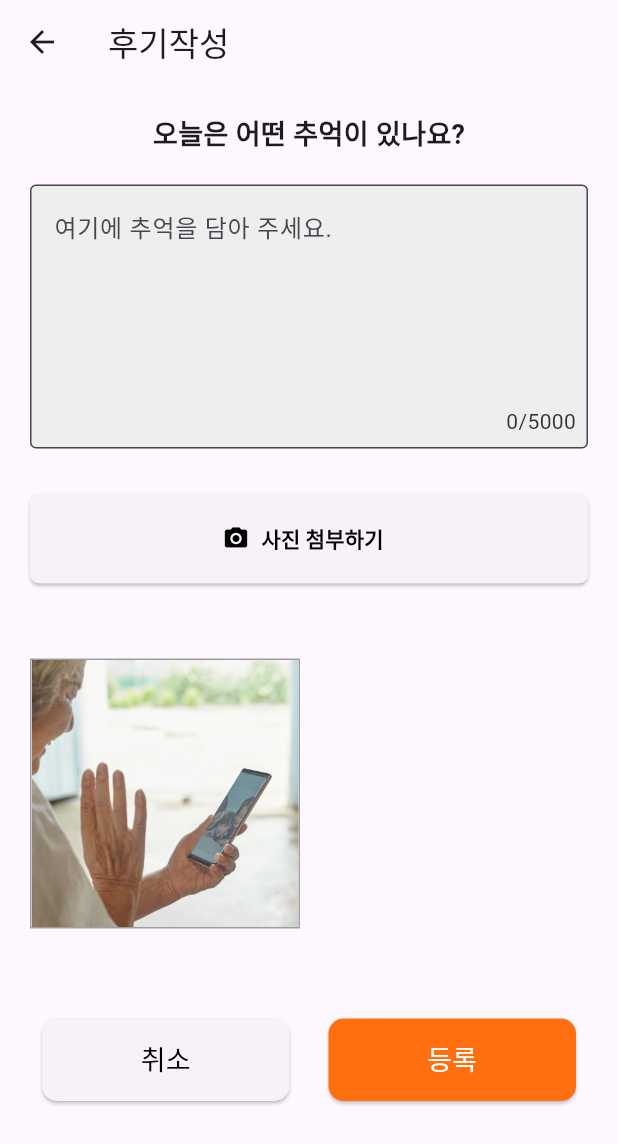
After one commit to baejeonghyun23/Cubeproject-Schedule, a Flutter app: the screen it shows after launch, after a tap on the "edit" icon, on a phone screen of 412 x 824 dp. The commit adds this screen. Shown: the top 1144 px of the screen. Run offline on Flutter 3.47's test engine with Material 3 defaults, Android fonts, the phone set to English and light mode, and no system bars; our stand-ins replace awesome_bottom_bar, flutter_slidable, table_calendar; missing offline and left inert: material_text_fields, searchbar_animation.

Commit message:
[View] + memory

```diff
--- a/lib/home.dart
+++ b/lib/home.dart
@@ -1,5 +1,7 @@
 import 'package:flutter/cupertino.dart';
 import 'package:flutter/material.dart';
+
+import 'memory.dart';
 
 
 class HomeBanner extends StatefulWidget {
@@ -37,15 +39,15 @@ class _HomeBannerState extends State<HomeBanner> {
                   ),
                 ),
                 Positioned(
-                  right: 20, // 우측 정렬
-                  top: 20, // 하단 정렬
+                  right: 24, // 우측 정렬
+                  top: 10, // 하단 정렬
                   child: Padding(
                     padding: const EdgeInsets.all(10.0), // 텍스트의 패딩 설정
                     child: Text(
                       "부모님과의 대화를\n잊지는 않으셨나요?", // 원하는 텍스트 입력
                       style: TextStyle(
                         color: Colors.white, // 텍스트 색상을 하얀색으로 설정
-                        fontSize: 20, // 텍스트 크기 설정
+                        fontSize: 16, // 텍스트 크기 설정
                         fontWeight: FontWeight.bold, // 텍스트 굵기 설정
                       ),
                     ),
@@ -232,7 +234,7 @@ class _HomeBannerState extends State<HomeBanner> {
             padding: const EdgeInsets.only(left: 20.0, top: 10.0, right: 20),
             child: Row(
                 children: <Widget>[
-                Expanded( // 텍스트가 차지할 수 있는 모든 공간을 사용하도록 함
+                  Expanded(
                     child: Text(
                       '통화 메모를 기록해보세요 😍',
                       style: TextStyle(
@@ -241,11 +243,22 @@ class _HomeBannerState extends State<HomeBanner> {
                       ),
                     ),
                   ),
-                Icon(
+                  IconButton(
+                    icon: Icon(
                       Icons.edit, // 원하는 아이콘을 사용하세요
                       color: Colors.black, // 아이콘 색상 설정
                     ),
-              ],
+                    onPressed: () {
+                      // 여기에 버튼을 눌렀을 때 실행될 코드를 작성하세요
+                      // 예를 들어, 다른 화면으로 이동하고 싶다면 Navigator.push를 사용할 수 있습니다.
+                      Navigator.push(
+                        context,
+                        MaterialPageRoute(builder: (context) => Memory()),
+                      );
+                    },
+                  ),
+                ]
+
             ),
           ),
           Padding(
@@ -266,7 +279,7 @@ class _HomeBannerState extends State<HomeBanner> {
                   child: Column(
                     crossAxisAlignment: CrossAxisAlignment.start, // 텍스트를 왼쪽 정렬
                     children: <Widget>[
-                      Text('퇴근하고 엄마 목소리 듣기!', style: TextStyle(fontSize: 15, color: Colors.amber, fontWeight: FontWeight.bold)),
+                      Text('퇴근하고 엄마 목소리 듣기!', style: TextStyle(fontSize: 15, color: Color(0xFFFF6F0F), fontWeight: FontWeight.bold)),
                       Text('결혼하고 첫집에서 다음집으로 이사를 계획하면서 매매를 하게되었고..', style: TextStyle(fontSize: 14)),
                     ],
                   ),
@@ -292,7 +305,7 @@ class _HomeBannerState extends State<HomeBanner> {
                   child: Column(
                     crossAxisAlignment: CrossAxisAlignment.start, // 텍스트를 왼쪽 정렬
                     children: <Widget>[
-                      Text('할머니가 “열 부자가 안 부럽대요”', style: TextStyle(fontSize: 15, color: Colors.amber, fontWeight: FontWeight.bold)),
+                      Text('할머니가 “열 부자가 안 부럽대요”', style: TextStyle(fontSize: 15, color: Color(0xFFFF6F0F), fontWeight: FontWeight.bold)),
                       Text('결혼하고 첫집에서 다음집으로 이사를 계획하면서 매매를 하게되었고..', style: TextStyle(fontSize: 14)),
                     ],
                   ),
--- /dev/null
+++ b/lib/memory.dart
@@ -0,0 +1,208 @@
+import 'package:flutter/cupertino.dart';
+import 'package:flutter/material.dart';
+
+class Memory extends StatefulWidget {
+  const Memory({super.key});
+
+  @override
+  State<Memory> createState() => _MemoryState();
+}
+
+class _MemoryState extends State<Memory> {
+  final TextEditingController _controller = TextEditingController();
+  // 글자 수를 상태로 관리하기 위한 변수를 추가합니다.
+  String _counterText = '0/5000';
+  Image? _image;
+
+  // @override
+  // void initState() {
+  //   super.initState();
+  //   _controller.addListener(_updateCounter);
+  //   // 예시 이미지를 표시합니다. 실제 앱에서는 사용자가 사진을 선택하면 해당 이미지로 대체됩니다.
+  //   _image = Image.network(
+  //     'https://via.placeholder.com/150', // 예시 이미지 URL입니다.
+  //     fit: BoxFit.cover,
+  //   );
+  // }
+
+  @override
+  void initState() {
+    super.initState();
+    _controller.addListener(_updateCounter);
+    // 로컬 에셋에서 이미지를 로드합니다.
+    _image = Image.asset(
+      'assets/images/a.jpg', // 에셋 이미지의 경로를 명시합니다.
+      fit: BoxFit.cover,
+    );
+  }
+
+  void _updateCounter() {
+    // 현재 텍스트 길이를 사용하여 카운터 텍스트를 업데이트합니다.
+    setState(() {
+      _counterText = '${_controller.text.length}/5000';
+    });
+  }
+
+  @override
+  void dispose() {
+    _controller.removeListener(_updateCounter);
+    _controller.dispose();
+    super.dispose();
+  }
+
+  void _onAddPhotoPressed() {
+    // 여기에 실제 사진 불러오는 로직을 구현하게 됩니다.
+    // 예를 들어, 이미지 피커 라이브러리를 사용하여 사용자가 선택한 이미지로 _image를 업데이트합니다.
+    setState(() {
+      // _image = 사용자가 선택한 이미지로 설정;
+    });
+  }
+
+  @override
+  Widget build(BuildContext context) {
+    return Scaffold(
+      appBar: AppBar(
+        title: Text('후기작성'),
+      ),
+      body: Padding(
+        padding: const EdgeInsets.all(20.0),
+        child: Column(
+          crossAxisAlignment: CrossAxisAlignment.start,
+          children: <Widget>[
+            Row(
+              mainAxisAlignment: MainAxisAlignment.center,
+              children: [
+                Text(
+                  '오늘은 어떤 추억이 있나요?',
+                  style: TextStyle(
+                    fontWeight: FontWeight.bold,
+                    fontSize: 18,
+                  ),
+                ),
+              ],
+            ),
+            SizedBox(height: 20),
+            Stack(
+              children: <Widget>[
+                TextField(
+                  controller: _controller,
+                  maxLines: 6,
+                  decoration: InputDecoration(
+                    hintText: '여기에 추억을 담아 주세요.',
+                    filled: true,
+                    fillColor: Colors.grey[200],
+                    border: OutlineInputBorder(
+                      borderSide: BorderSide(color: Colors.grey),
+                    ),
+                  ),
+                  // buildCounter와 counterText를 제거합니다.
+                ),
+                Positioned(
+                  right: 8,
+                  bottom: 8,
+                  child: Text(
+                    _counterText, // 상태로 관리되는 카운터 텍스트를 사용합니다.
+                    style: TextStyle(
+                      color: Colors.grey[850],
+                    ),
+                  ),
+                ),
+              ],
+            ),
+            SizedBox(height: 30), // 버튼과 텍스트 필드 사이의 간격을 주기 위해 추가합니다.
+
+            ConstrainedBox(
+              constraints: BoxConstraints.tightFor(
+                width: double.infinity, // 버튼의 너비를 텍스트 필드와 일치시킵니다.
+                height: 60, // 버튼의 높이를 설정합니다.
+              ),
+              child: ElevatedButton.icon(
+                icon: Icon(Icons.photo_camera), // 사진 추가 아이콘을 설정합니다.
+                label: Text('사진 첨부하기',
+                style: TextStyle(fontWeight: FontWeight.bold),), // 버튼의 라벨을 설정합니다.
+                onPressed: (){}, // 버튼 클릭 시 호출될 메소드를 연결합니다.
+                style: ElevatedButton.styleFrom(
+                  foregroundColor: Colors.black, // 버튼의 텍스트 색상을 설정합니다.
+                  shape: RoundedRectangleBorder( // 테두리의 모양을 설정합니다.
+                    borderRadius: BorderRadius.circular(6), // 각진 모서리를 위해 적당한 값을 설정합니다.
+                  ),
+                ),
+              ),
+            ),
+
+            SizedBox(height: 20), // 버튼과 이미지 사이의 간격
+
+            // 이미지 표시
+            // 사진이 표시될 Container
+            Padding(
+              padding: const EdgeInsets.only(top: 30.0),
+              child: Container(
+                width: 180.0, // 틀의 너비를 지정
+                height: 180.0, // 틀의 높이를 지정
+                decoration: BoxDecoration(
+                  // BoxDecoration을 사용하여 Container에 추가적인 스타일을 적용
+                  border: Border.all(color: Colors.grey), // 테두리 색상 설정
+                ),
+                child: ClipRRect(
+                  child: _image != null ? _image! : Text('사진이 없습니다.'),
+                ),
+              ),
+            ),
+
+            Padding(
+              padding: const EdgeInsets.only(top: 60.0),
+              child: Row(
+                mainAxisAlignment: MainAxisAlignment.spaceEvenly, // 버튼 사이에 공간을 균등하게 배분
+                children: <Widget>[
+                  SizedBox(
+                    width: 165,
+                    height: 55,
+                    child: ElevatedButton(
+                      style: ButtonStyle(
+                        foregroundColor: MaterialStateProperty.all(Colors.black), // 버튼 텍스트 색상을 검은색으로 설정
+                        shape: MaterialStateProperty.all(
+                          RoundedRectangleBorder(
+                            borderRadius: BorderRadius.circular(10), // 살짝 각진 모서리를 위해 설정
+                          ),
+                        ),
+                      ),
+                      child: Text(
+                        "취소",
+                        style: TextStyle(
+                          fontSize: 18,
+                        ),
+                      ),
+                      onPressed: () {},
+                    ),
+                  ),
+                  SizedBox(width: 10),
+                  SizedBox(
+                    width: 165,
+                    height: 55,
+                    child: ElevatedButton(
+                      child: Text(
+                        "등록",
+                        style: TextStyle(
+                          fontSize: 18,
+                          color: Colors.white,
+                        ),
+                      ),
+                      style: ElevatedButton.styleFrom(
+                        backgroundColor: Color(0xFFFF6F0F), // 버튼 배경색을 설정
+                        shape: RoundedRectangleBorder(
+                          borderRadius: BorderRadius.circular(10), // 살짝 각진 모서리를 위해 설정
+                        ),
+                      ),
+                      onPressed: () {},
+                    ),
+                  ),
+                ],
+              ),
+            ),
+
+          ],
+        ),
+      ),
+    );
+  }
+}
```
Also changed, not shown: 1 other file. Lines whose indentation alone changed are shown as unchanged.
